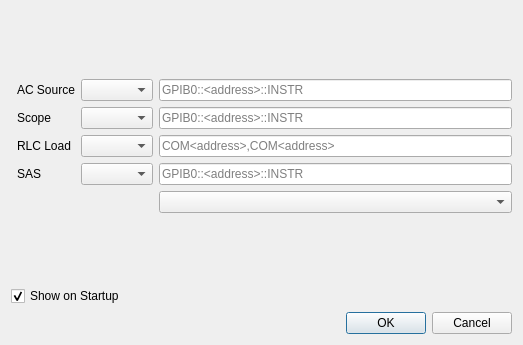
Above: ui/Devices_Dialog.ui from fsd16/One_Gui_To_Rule_Them_All before the change. Below: the same form after it.
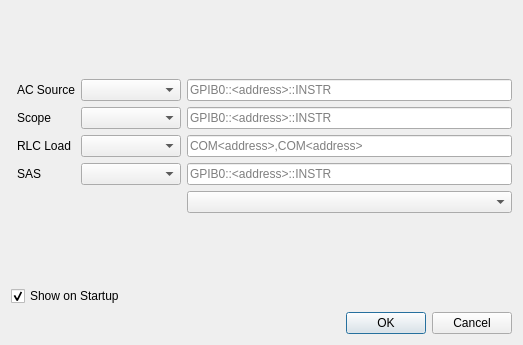
That is the form after the change.

Commit message: Big change... Driver menus now work

```diff
--- a/ui/Devices_Dialog.ui
+++ b/ui/Devices_Dialog.ui
@@ -80,16 +80,32 @@
       </widget>
      </item>
      <item row="0" column="1">
-      <widget class="QComboBox" name="ac_menu_driver"/>
+      <widget class="QComboBox" name="ac_menu_driver">
+       <property name="placeholderText">
+        <string>Select Driver</string>
+       </property>
+      </widget>
      </item>
      <item row="1" column="1">
-      <widget class="QComboBox" name="scope_menu_driver"/>
+      <widget class="QComboBox" name="scope_menu_driver">
+       <property name="placeholderText">
+        <string>Select Driver</string>
+       </property>
+      </widget>
      </item>
      <item row="2" column="1">
-      <widget class="QComboBox" name="rlc_menu_driver"/>
+      <widget class="QComboBox" name="rlc_menu_driver">
+       <property name="placeholderText">
+        <string>Select Driver</string>
+       </property>
+      </widget>
      </item>
      <item row="3" column="1">
-      <widget class="QComboBox" name="sas_menu_driver"/>
+      <widget class="QComboBox" name="sas_menu_driver">
+       <property name="placeholderText">
+        <string>Select Driver</string>
+       </property>
+      </widget>
      </item>
     </layout>
    </item>
```
The commit also changes 8 other files.
